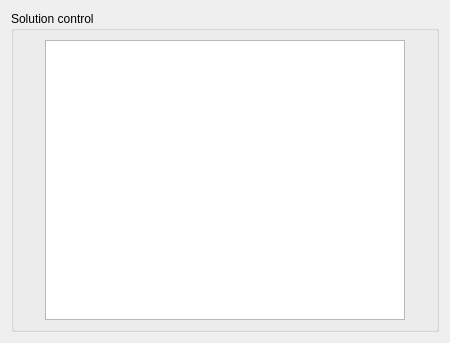
Qt form gui/Pages/OutputSurfacicVariablesForm.ui (code-saturne/code_saturne) before a commit.
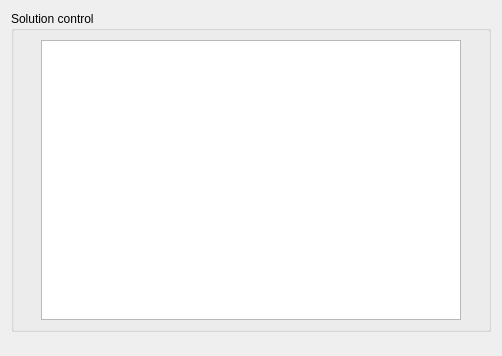
The same form after that commit.

Commit message: replace label by name in formula : label use only for post-treatment

The edit to the form file:
```diff
--- a/gui/Pages/OutputSurfacicVariablesForm.ui
+++ b/gui/Pages/OutputSurfacicVariablesForm.ui
@@ -1,80 +1,76 @@
 <ui version="4.0" >
  <class>OutputSurfacicVariablesForm</class>
- <widget class="QWidget" name="OutputSurfacicVariablesForm" >
-  <property name="geometry" >
+ <widget class="QWidget" name="OutputSurfacicVariablesForm">
+  <property name="geometry">
    <rect>
     <x>0</x>
     <y>0</y>
-    <width>450</width>
-    <height>245</height>
+    <width>502</width>
+    <height>356</height>
    </rect>
   </property>
   <property name="windowTitle" >
    <string>Form</string>
   </property>
-  <layout class="QGridLayout" >
-   <item row="0" column="0" >
-    <widget class="QGroupBox" name="groupBox" >
-     <property name="title" >
+  <layout class="QGridLayout" name="gridLayout_2">
+   <item row="1" column="0">
+    <spacer>
+     <property name="orientation">
+      <enum>Qt::Vertical</enum>
+     </property>
+     <property name="sizeHint" stdset="0">
+      <size>
+       <width>16</width>
+       <height>16</height>
+      </size>
+     </property>
+    </spacer>
+   </item>
+   <item row="0" column="0">
+    <widget class="QGroupBox" name="groupBox">
+     <property name="title">
       <string>Solution control</string>
      </property>
-     <layout class="QGridLayout" >
-      <item row="0" column="0" >
-       <layout class="QGridLayout" >
-        <item row="0" column="0" >
+     <layout class="QGridLayout" name="gridLayout">
+      <item row="0" column="0">
          <spacer>
-          <property name="orientation" >
+        <property name="orientation">
            <enum>Qt::Horizontal</enum>
           </property>
-          <property name="sizeHint" >
+        <property name="sizeHint" stdset="0">
            <size>
-            <width>20</width>
-            <height>20</height>
+          <width>13</width>
+          <height>277</height>
            </size>
           </property>
          </spacer>
         </item>
-        <item row="0" column="1" >
+      <item row="0" column="1">
          <widget class="QTableView" name="tableViewOutput">
           <property name="minimumSize">
            <size>
-            <width>360</width>
+          <width>420</width>
             <height>280</height>
            </size>
           </property>
          </widget>
         </item>
-        <item row="0" column="2" >
-         <spacer>
-          <property name="orientation" >
+      <item row="0" column="2">
+       <spacer name="spacer">
+        <property name="orientation">
            <enum>Qt::Horizontal</enum>
           </property>
-          <property name="sizeHint" >
+        <property name="sizeHint" stdset="0">
            <size>
-            <width>16</width>
-            <height>16</height>
+          <width>13</width>
+          <height>277</height>
            </size>
           </property>
          </spacer>
-        </item>
-       </layout>
       </item>
      </layout>
     </widget>
    </item>
-   <item row="1" column="0" >
-    <spacer>
-     <property name="orientation" >
-      <enum>Qt::Vertical</enum>
-     </property>
-     <property name="sizeHint" >
-      <size>
-       <width>16</width>
-       <height>16</height>
-      </size>
-     </property>
-    </spacer>
-   </item>
   </layout>
  </widget>
  <resources/>
```
Left out of the diff: 5 changed lines with no effect on the pictures. Lines whose indentation alone changed are shown as unchanged.
